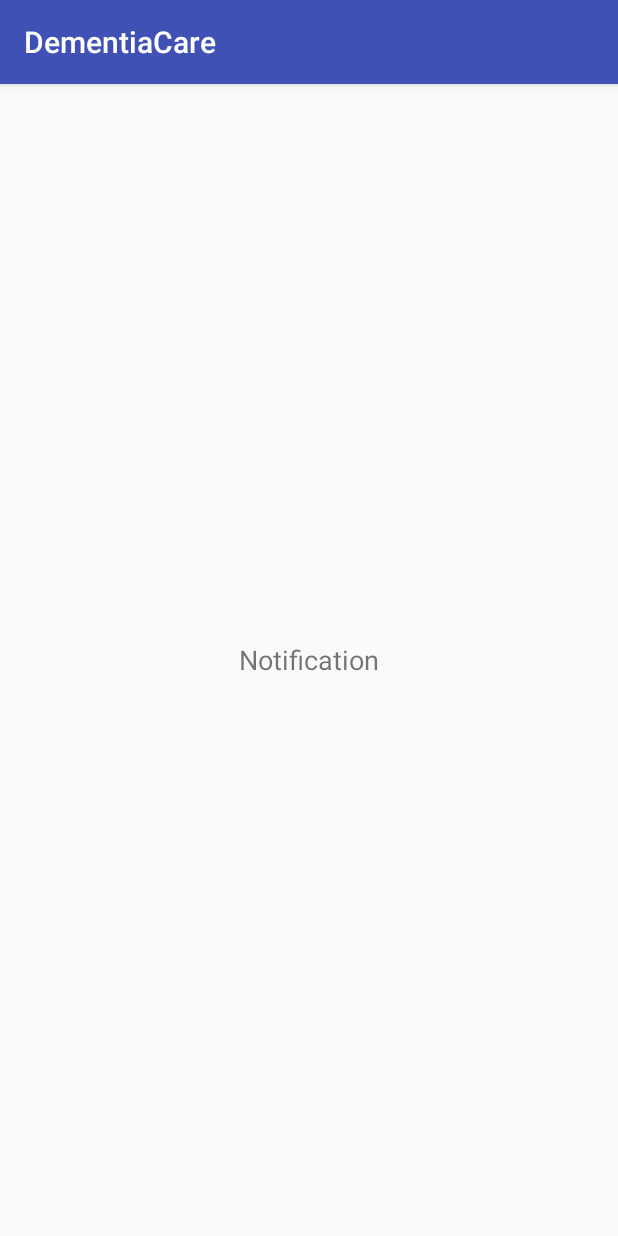
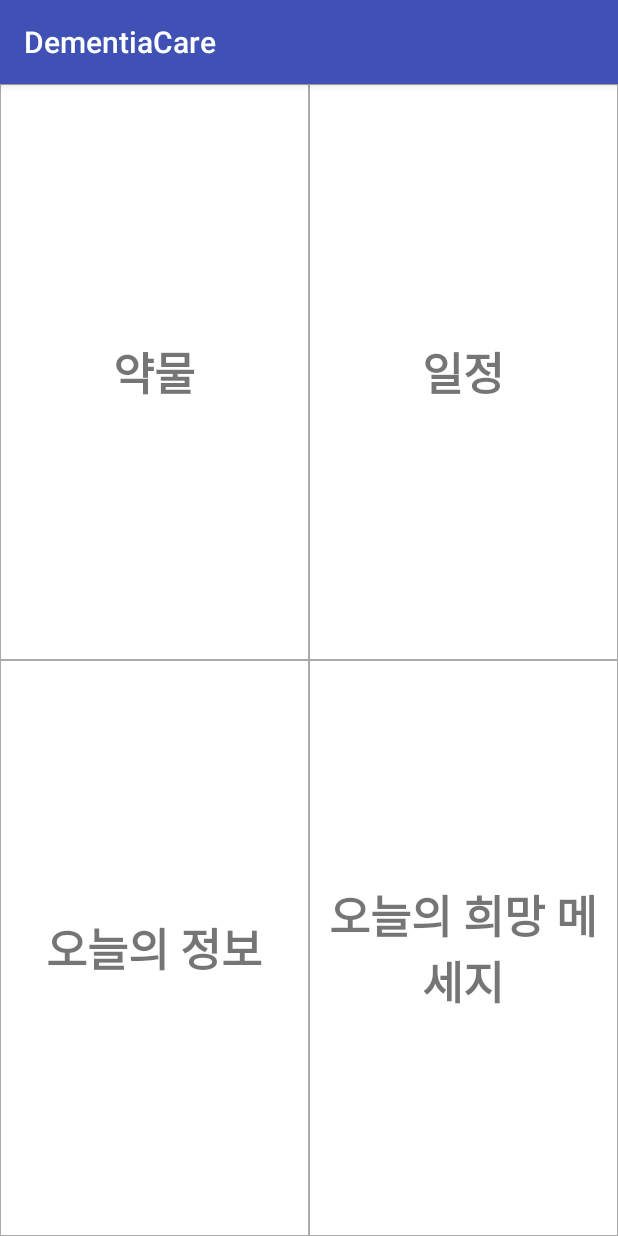
Before and after one commit to KyungmoSung/DementiaCare_Android, an Android app: the SubMenuNotificationActivity screen opened directly, with no data from a screen before it, on a phone screen of 412 x 824 dp. Run offline under Robolectric (Android 15) with nearby library versions, the light colour scheme and no system bars; our stand-ins replace ButterKnife.

Commit message:
update notification func

```diff
--- a/app/src/main/AndroidManifest.xml
+++ b/app/src/main/AndroidManifest.xml
@@ -38,6 +38,8 @@
         <activity android:name=".SubMenuSupportActivity"/>
         <activity android:name=".SubMenuNotificationActivity"/>
         <activity android:name=".SubMenuPictureActivity"/>
+        <activity android:name=".notification.NotificationMedicineActivity"/>
+        <activity android:name=".notification.NotificationMedicineItemActivity"/>
         <activity android:name=".InformationEnvironmentWebViewActivity"/>
     </application>
 
--- a/app/src/main/java/com/example/sung/dementiacare/SubMenuNotificationActivity.java
+++ b/app/src/main/java/com/example/sung/dementiacare/SubMenuNotificationActivity.java
@@ -1,17 +1,69 @@
 package com.example.sung.dementiacare;
 
+import android.content.Intent;
+import android.net.Uri;
 import android.os.Bundle;
 import android.support.annotation.Nullable;
 import android.support.v7.app.AppCompatActivity;
+import android.util.Log;
+import android.widget.TextView;
+
+import com.example.sung.dementiacare.notification.NotificationMedicineActivity;
+
+import butterknife.ButterKnife;
+import butterknife.OnClick;
 
 /**
  * Created by Sung on 2017. 9. 3..
  */
 
 public class SubMenuNotificationActivity extends AppCompatActivity {
+
+    Intent intent;
+
     @Override
     protected void onCreate(@Nullable Bundle savedInstanceState) {
         super.onCreate(savedInstanceState);
-        setContentView(R.layout.activity_submenu_notification);
+        setContentView(R.layout.activity_submenu_support);
+
+        ButterKnife.bind(this);
+
+
+        TextView tv1 = (TextView)findViewById(R.id.textView2);
+        TextView tv2 = (TextView)findViewById(R.id.textView3);
+        TextView tv3 = (TextView)findViewById(R.id.textView4);
+        TextView tv4 = (TextView)findViewById(R.id.textView5);
+
+        tv1.setText("약물");
+        tv2.setText("일정");
+        tv3.setText("오늘의 정보");
+        tv4.setText("오늘의 희망 메세지");
+
     }
+
+    @OnClick(R.id.textView2)
+    void onClickLayer1(){
+
+        intent = new Intent(getApplicationContext(), NotificationMedicineActivity.class);
+        startActivity(intent);
+
+    }
+
+    @OnClick(R.id.textView3)
+    void onClickLayer2(){
+
+
+    }
+
+    @OnClick(R.id.textView4)
+    void onClickLayer3(){
+
+    }
+
+    @OnClick(R.id.textView5)
+    void onClickLayer4(){
+
+
+    }
+
 }
--- a/app/src/main/res/layout/activity_submenu_information.xml
+++ b/app/src/main/res/layout/activity_submenu_information.xml
@@ -2,7 +2,6 @@
 <LinearLayout xmlns:android="http://schemas.android.com/apk/res/android"
     android:orientation="vertical" android:layout_width="match_parent"
     android:layout_height="match_parent">
-
 
     <ListView
         android:id="@+id/list_info_title"
```
